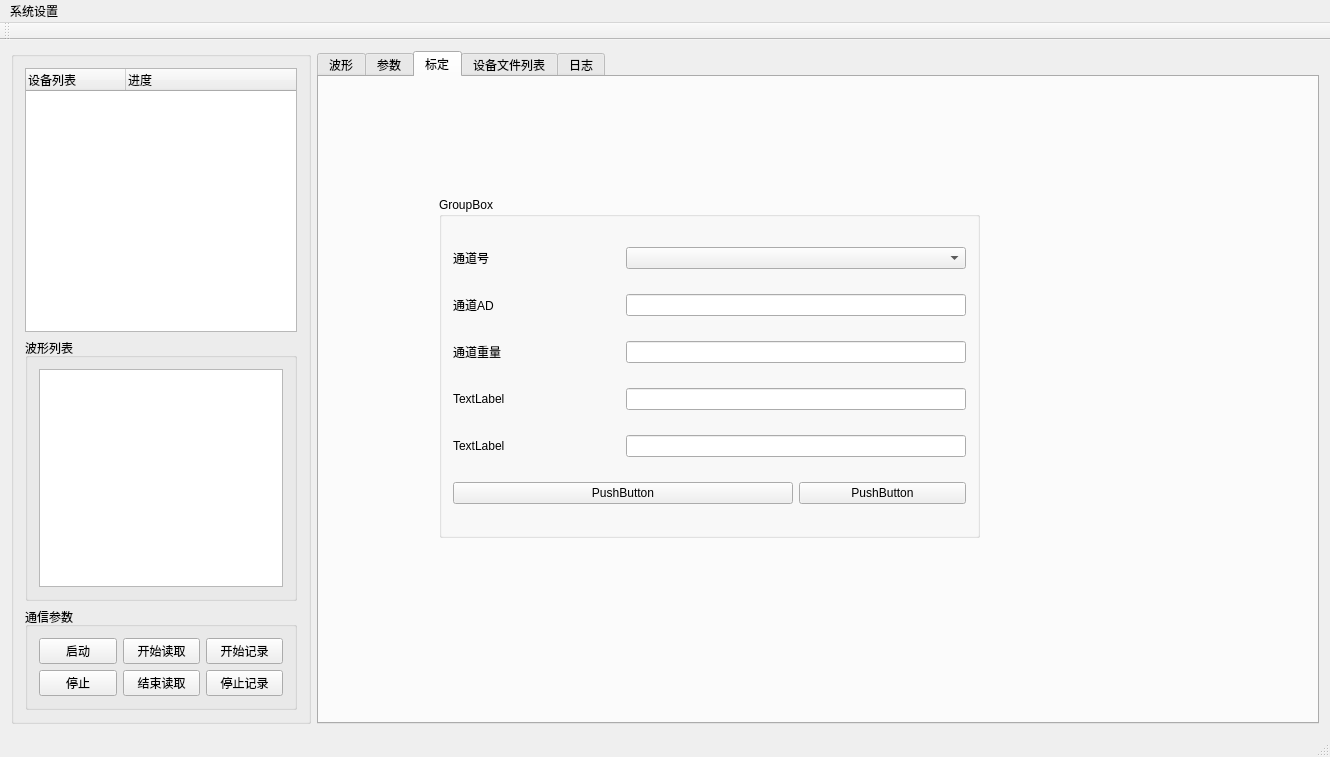
The window that mainwindow.ui (byteman/bullet) describes before a commit, drawn with Qt 5.
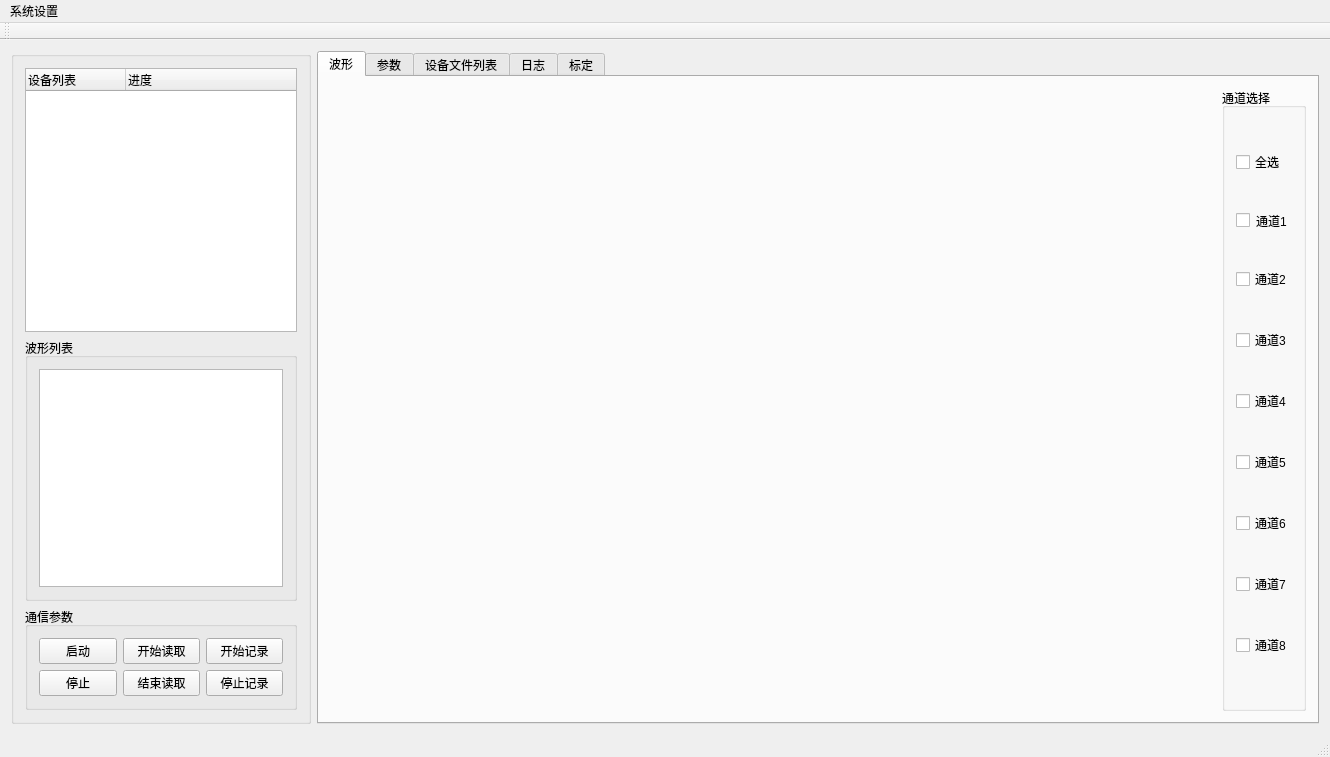
The same window after the commit. The open tabs and pages were chosen to show the change. Custom widgets are drawn as their Qt base class.

Commit message: 添加标定功能

What changed in the file:
```diff
--- a/mainwindow.ui
+++ b/mainwindow.ui
@@ -711,90 +711,6 @@
         </item>
        </layout>
       </widget>
-      <widget class="QWidget" name="tab_5">
-       <attribute name="title">
-        <string>标定</string>
-       </attribute>
-       <widget class="QGroupBox" name="groupBox_9">
-        <property name="geometry">
-         <rect>
-          <x>120</x>
-          <y>120</y>
-          <width>541</width>
-          <height>341</height>
-         </rect>
-        </property>
-        <property name="title">
-         <string>GroupBox</string>
-        </property>
-        <layout class="QGridLayout" name="gridLayout_4">
-         <item row="0" column="0">
-          <widget class="QLabel" name="label_10">
-           <property name="text">
-            <string>通道号</string>
-           </property>
-          </widget>
-         </item>
-         <item row="0" column="1" colspan="2">
-          <widget class="QComboBox" name="comboBox"/>
-         </item>
-         <item row="1" column="0">
-          <widget class="QLabel" name="label_3">
-           <property name="text">
-            <string>通道AD</string>
-           </property>
-          </widget>
-         </item>
-         <item row="1" column="1" colspan="2">
-          <widget class="QLineEdit" name="lineEdit"/>
-         </item>
-         <item row="2" column="0">
-          <widget class="QLabel" name="label_4">
-           <property name="text">
-            <string>通道重量</string>
-           </property>
-          </widget>
-         </item>
-         <item row="2" column="1" colspan="2">
-          <widget class="QLineEdit" name="lineEdit_2"/>
-         </item>
-         <item row="3" column="0">
-          <widget class="QLabel" name="label_5">
-           <property name="text">
-            <string>TextLabel</string>
-           </property>
-          </widget>
-         </item>
-         <item row="3" column="1" colspan="2">
-          <widget class="QLineEdit" name="lineEdit_3"/>
-         </item>
-         <item row="4" column="0">
-          <widget class="QLabel" name="label_6">
-           <property name="text">
-            <string>TextLabel</string>
-           </property>
-          </widget>
-         </item>
-         <item row="5" column="0" colspan="2">
-          <widget class="QPushButton" name="pushButton_3">
-           <property name="text">
-            <string>PushButton</string>
-           </property>
-          </widget>
-         </item>
-         <item row="5" column="2">
-          <widget class="QPushButton" name="pushButton_4">
-           <property name="text">
-            <string>PushButton</string>
-           </property>
-          </widget>
-         </item>
-         <item row="4" column="1" colspan="2">
-          <widget class="QLineEdit" name="lineEdit_4"/>
-         </item>
-        </layout>
-       </widget>
-      </widget>
       <widget class="QWidget" name="tab_4">
        <attribute name="title">
         <string>设备文件列表</string>
@@ -866,6 +782,83 @@
         </item>
        </layout>
       </widget>
+      <widget class="QWidget" name="">
+       <attribute name="title">
+        <string>标定</string>
+       </attribute>
+       <widget class="QComboBox" name="cbxChan">
+        <property name="geometry">
+         <rect>
+          <x>220</x>
+          <y>70</y>
+          <width>201</width>
+          <height>22</height>
+         </rect>
+        </property>
+       </widget>
+       <widget class="QLabel" name="label_3">
+        <property name="geometry">
+         <rect>
+          <x>160</x>
+          <y>80</y>
+          <width>54</width>
+          <height>12</height>
+         </rect>
+        </property>
+        <property name="text">
+         <string>通道</string>
+        </property>
+       </widget>
+       <widget class="QPushButton" name="btnCalibZero">
+        <property name="geometry">
+         <rect>
+          <x>250</x>
+          <y>150</y>
+          <width>81</width>
+          <height>31</height>
+         </rect>
+        </property>
+        <property name="text">
+         <string>标定零点</string>
+        </property>
+       </widget>
+       <widget class="QPushButton" name="btnCalibWet">
+        <property name="geometry">
+         <rect>
+          <x>350</x>
+          <y>150</y>
+          <width>71</width>
+          <height>31</height>
+         </rect>
+        </property>
+        <property name="text">
+         <string>标定重量</string>
+        </property>
+       </widget>
+       <widget class="QLabel" name="label_4">
+        <property name="geometry">
+         <rect>
+          <x>160</x>
+          <y>120</y>
+          <width>54</width>
+          <height>12</height>
+         </rect>
+        </property>
+        <property name="text">
+         <string>标定重量</string>
+        </property>
+       </widget>
+       <widget class="QLineEdit" name="lineEdit">
+        <property name="geometry">
+         <rect>
+          <x>220</x>
+          <y>120</y>
+          <width>201</width>
+          <height>20</height>
+         </rect>
+        </property>
+       </widget>
+      </widget>
      </widget>
     </item>
    </layout>
```
Left out of the diff: 8 changed lines with no effect on the pictures. The commit also changes 7 other files.
